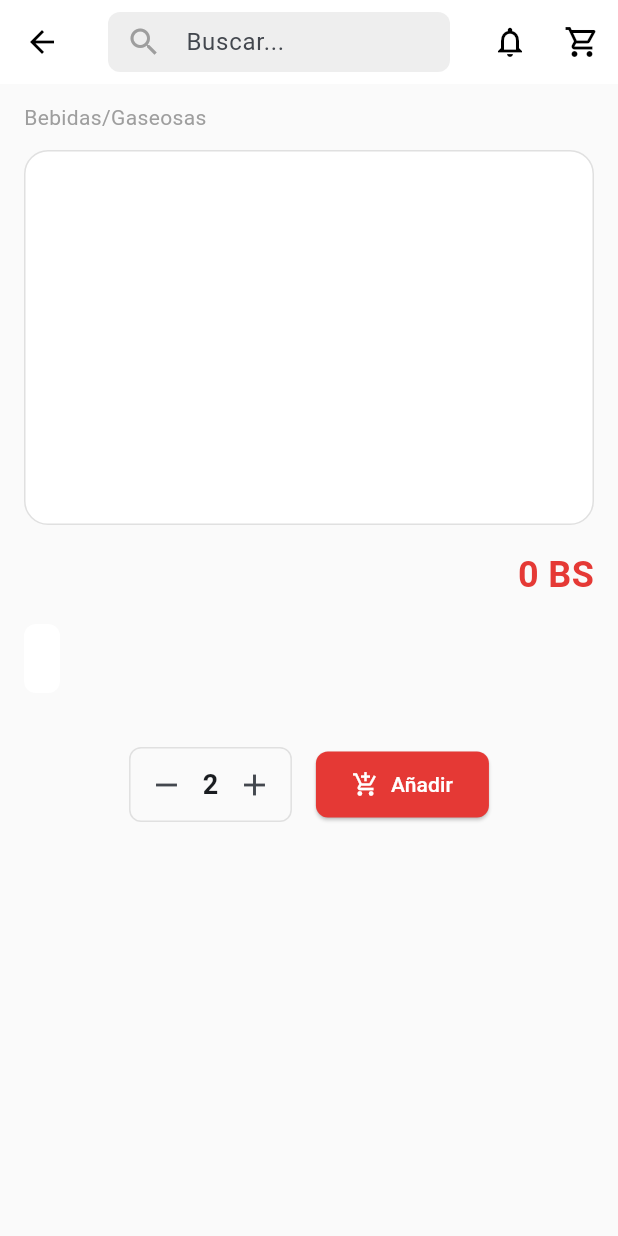
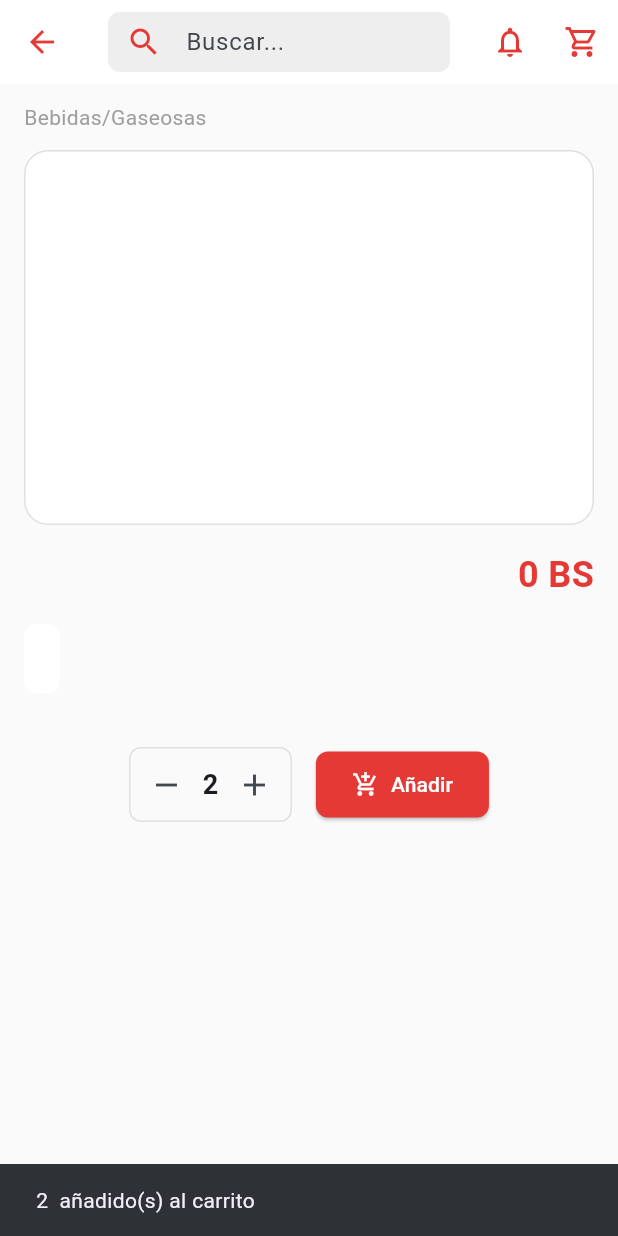
Before and after one commit to EdmundoZ12/app-door-market-flutter, a Flutter app: the ProductDetailScreen screen opened directly with empty values, after a tap on the "add" icon, after a tap on "Añadir", on a phone screen of 412 x 824 dp. Run offline on Flutter 3.47's test engine with Material 3 defaults, Android fonts, the phone set to English and light mode, and no system bars; our stand-ins replace go_router.

Commit message:
vista del carrito de compras

```diff
--- a/lib/config/router/app_router.dart
+++ b/lib/config/router/app_router.dart
@@ -3,6 +3,7 @@ import 'package:door_market_app/data/model/product.dart';
 import 'package:door_market_app/presentation/screens/screens.dart';
 import 'package:flutter/material.dart';
 import 'package:door_market_app/presentation/screens/products_detail/product_detail_screen.dart';
+import 'package:door_market_app/presentation/screens/cart/cart_screen.dart';
 import 'package:go_router/go_router.dart';
 
 final appRouter = GoRouter(
@@ -80,6 +81,11 @@ final appRouter = GoRouter(
         ),
       ],
     ),
+    GoRoute(
+      path: '/cart',
+      name: CartScreen.name,
+      builder: (context, state) => const CartScreen(),
+    ),
   ],
 );
 
--- /dev/null
+++ b/lib/data/model/cart_item.dart
@@ -0,0 +1,15 @@
+import 'package:door_market_app/data/model/product.dart';
+
+class CartItem {
+  final Product product;
+  int quantity;
+
+  CartItem({required this.product, required this.quantity});
+
+  double get subtotal => product.price * quantity;
+
+  // Helper para incrementar la cantidad
+  void increment() {
+    quantity++;
+  }
+}
--- a/lib/presentation/components/top_bar.dart
+++ b/lib/presentation/components/top_bar.dart
@@ -1,4 +1,5 @@
 import 'package:flutter/material.dart';
+import 'package:go_router/go_router.dart';
 
 class TopBar extends StatelessWidget {
   final String title;
@@ -172,7 +173,10 @@ class TopBar extends StatelessWidget {
 
                       // Carrito
                       IconButton(
-                        onPressed: onCartClick,
+                        onPressed:
+                            onCartClick ??
+                            // Acción por defecto si onCartClick es nulo
+                            () => context.push('/cart'),
                         icon: const Icon(
                           Icons.shopping_cart,
                           color: Color(0xFFE53935), // Color primary
--- a/lib/presentation/screens/products_detail/product_detail_screen.dart
+++ b/lib/presentation/screens/products_detail/product_detail_screen.dart
@@ -5,6 +5,7 @@ import 'package:go_router/go_router.dart';
 import 'package:flutter/services.dart' show rootBundle;
 import '../../../data/model/product.dart';
 import '../../components/product_card.dart';
+import '../../../service/cart_service.dart';
 
 // --- Pantalla Principal ---
 class ProductDetailScreen extends StatefulWidget {
@@ -16,6 +17,7 @@ class ProductDetailScreen extends StatefulWidget {
 }
 
 class _ProductDetailScreenState extends State<ProductDetailScreen> {
+  final CartService _cartService = CartService();
   // Lista de sugerencias por defecto si el producto no tiene las suyas.
   List<Product>? _defaultSuggestions;
   int _quantity = 1;
@@ -114,7 +116,7 @@ class _ProductDetailScreenState extends State<ProductDetailScreen> {
       backgroundColor: Colors.white,
       elevation: 0,
       leading: IconButton(
-        icon: const Icon(Icons.arrow_back, color: Colors.black),
+        icon: const Icon(Icons.arrow_back, color: Color(0xFFE53935)),
         onPressed: () => Navigator.of(context).pop(),
       ),
       title: Container(
@@ -126,7 +128,7 @@ class _ProductDetailScreenState extends State<ProductDetailScreen> {
         child: const TextField(
           decoration: InputDecoration(
             hintText: 'Buscar...',
-            prefixIcon: Icon(Icons.search, color: Colors.grey),
+            prefixIcon: Icon(Icons.search, color: Color(0xFFE53935)),
             border: InputBorder.none,
             contentPadding: EdgeInsets.symmetric(vertical: 10, horizontal: 10),
           ),
@@ -134,12 +136,12 @@ class _ProductDetailScreenState extends State<ProductDetailScreen> {
       ),
       actions: [
         IconButton(
-          icon: const Icon(Icons.notifications_none, color: Colors.black),
+          icon: const Icon(Icons.notifications_none, color: Color(0xFFE53935)),
           onPressed: () {},
         ),
         IconButton(
-          icon: const Icon(Icons.shopping_cart_outlined, color: Colors.black),
-          onPressed: () {},
+          icon: const Icon(Icons.shopping_cart_outlined, color: Color(0xFFE53935)),
+          onPressed: () => context.push('/cart'),
         ),
       ],
     );
@@ -296,7 +298,15 @@ class _ProductDetailScreenState extends State<ProductDetailScreen> {
         // Botón de añadir al carrito
         ElevatedButton.icon(
           onPressed: () {
-            // Lógica para añadir al carrito
+            _cartService.addProduct(widget.product, _quantity);
+            ScaffoldMessenger.of(context).showSnackBar(
+              SnackBar(
+                content: Text(
+                  '$_quantity ${widget.product.name} añadido(s) al carrito',
+                ),
+                duration: const Duration(seconds: 2),
+              ),
+            );
           },
           icon: const Icon(Icons.add_shopping_cart),
           label: const Text('Añadir'),
--- /dev/null
+++ b/lib/service/cart_service.dart
@@ -0,0 +1,53 @@
+import 'package:door_market_app/data/model/cart_item.dart';
+import 'package:door_market_app/data/model/product.dart';
+import 'package:flutter/foundation.dart';
+
+class CartService {
+  // Singleton pattern para tener una única instancia del servicio en toda la app.
+  static final CartService _instance = CartService._internal();
+  factory CartService() => _instance;
+  CartService._internal();
+
+  // ValueNotifier notificará a los widgets que escuchan cuando la lista de items cambie.
+  final ValueNotifier<List<CartItem>> itemsNotifier = ValueNotifier([]);
+
+  List<CartItem> get items => itemsNotifier.value;
+
+  void addProduct(Product product, int quantity) {
+    final currentItems = List<CartItem>.from(items);
+    // Buscamos si el producto ya está en el carrito.
+    final existingItemIndex = currentItems.indexWhere(
+      (item) => item.product.id == product.id,
+    );
+
+    if (existingItemIndex != -1) {
+      // Si ya existe, solo actualizamos la cantidad.
+      currentItems[existingItemIndex].quantity += quantity;
+    } else {
+      // Si es nuevo, lo añadimos a la lista.
+      currentItems.add(CartItem(product: product, quantity: quantity));
+    }
+    // Notificamos a los listeners que la lista ha cambiado.
+    itemsNotifier.value = currentItems;
+  }
+
+  void incrementItem(CartItem item) {
+    item.quantity++;
+    itemsNotifier.value = List<CartItem>.from(items);
+  }
+
+  void decrementItem(CartItem item) {
+    if (item.quantity > 1) {
+      item.quantity--;
+    } else {
+      // Si la cantidad es 1, eliminamos el producto del carrito.
+      items.remove(item);
+    }
+    itemsNotifier.value = List<CartItem>.from(items);
+  }
+
+  void removeItem(CartItem item) {
+    items.remove(item);
+    itemsNotifier.value = List<CartItem>.from(items);
+  }
+}
```
Also changed, not shown: lib/presentation/screens/cart/cart_screen.dart (added, +304 -0 lines).
